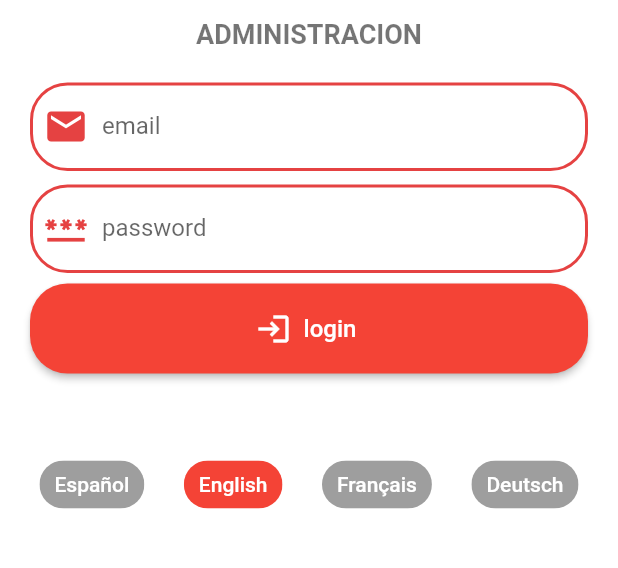
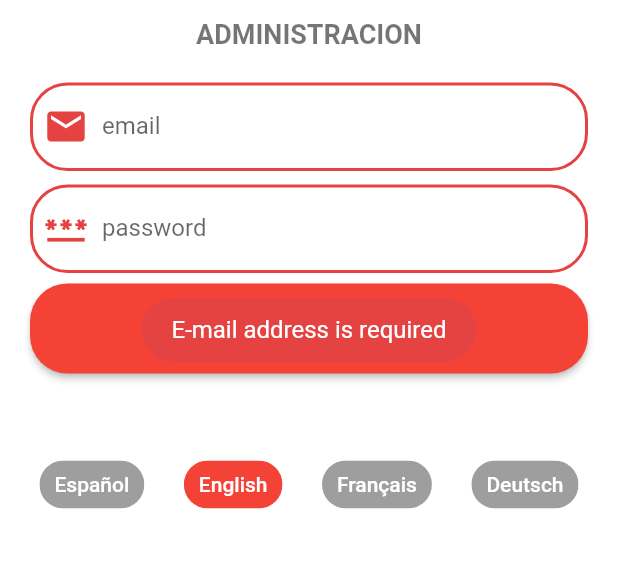
Before and after one commit to vascofornas/2022_MOV-MAP_NS_ADMIN, a Flutter app: the screen it shows after launch, after a tap on "login", on a phone screen of 412 x 824 dp, the part 288-856 px from its top. Run offline on Flutter 3.47's test engine with Material 2 defaults, Android fonts, the phone set to English and light mode, and no system bars; our stand-ins replace cloud_firestore, easy_localization, firebase_auth, firebase_core, fluttertoast, font_awesome_flutter and 2 more; accounts and stored records are empty.

Commit message:
2022_MOV-MAP_NS_ADMIN202207041248

```diff
--- a/proyecto_flutter/idiomas/de-DE.json
+++ b/proyecto_flutter/idiomas/de-DE.json
@@ -74,7 +74,9 @@
   "emailbad": "Die E-Mail-Adresse ist schlecht formatiert",
   "emailya": "Die E-Mail-Adresse wird bereits von einem anderen Konto verwendet",
   "cuentacreada": "Ihr Benutzerkonto wurde erfolgreich erstellt.",
-  "emailverificacion": "Sie haben Ihre E-Mail-Adresse nicht bestätigt. Sie erhalten in Kürze eine E-Mail mit einem Link zur Bestätigung, dass Sie der Inhaber der E-Mail-Adresse sind, mit der Sie Ihr Benutzerkonto erstellt haben."
+  "emailverificacion": "Sie haben Ihre E-Mail-Adresse nicht bestätigt. Sie erhalten in Kürze eine E-Mail mit einem Link zur Bestätigung, dass Sie der Inhaber der E-Mail-Adresse sind, mit der Sie Ihr Benutzerkonto erstellt haben.",
+  "emailnoexiste": "Dieses Benutzerkonto existiert nicht.",
+  "nopassword": "Das Passwort ist nicht korrekt."
 
 
 }
--- a/proyecto_flutter/idiomas/en-EN.json
+++ b/proyecto_flutter/idiomas/en-EN.json
@@ -74,7 +74,9 @@
   "emailbad": "The email address is badly formatted.",
   "emailya": "The email address is already in use by another account.",
   "cuentacreada": "Your user account has been successfully created.",
-  "emailverificacion": "You have not verified your email. You will shortly receive an email with a link to verify that you are the owner of the email address with which you created your user account."
+  "emailverificacion": "You have not verified your email. You will shortly receive an email with a link to verify that you are the owner of the email address with which you created your user account.",
+  "emailnoexiste": "This user account does not exist",
+  "nopassword": "The password is not correct"
 
 
 }
--- a/proyecto_flutter/idiomas/es-ES.json
+++ b/proyecto_flutter/idiomas/es-ES.json
@@ -85,6 +85,7 @@
   "emailbad": "La dirección de correo electrónico está mal formateada.",
   "emailya": "La dirección de correo electrónico ya está en uso por otra cuenta",
   "cuentacreada": "Tu cuenta de usuario ha sido creada correctamente.",
-  "emailverificacion": "No has verificado tu email. En breve recibirás un email con un enlace para verificar que eres el propietario de la dirección email con la que has creado tu cuenta de usuario"
-
+  "emailverificacion": "No has verificado tu email. En breve recibirás un email con un enlace para verificar que eres el propietario de la dirección email con la que has creado tu cuenta de usuario",
+  "emailnoexiste": "No existe esta cuenta de usuario.",
+  "nopassword": "La contraseña no es correcta."
 }
--- a/proyecto_flutter/idiomas/fr-FR.json
+++ b/proyecto_flutter/idiomas/fr-FR.json
@@ -74,7 +74,9 @@
   "emailbad": "L'adresse e-mail est mal formatée",
   "emailya": "L'adresse e-mail est déjà utilisée par un autre compte",
   "cuentacreada": "Votre compte utilisateur a été créé avec succès",
-  "emailverificacion": "Vous n'avez pas vérifié votre email. Vous recevrez sous peu un e-mail avec un lien pour vérifier que vous êtes le propriétaire de l'adresse e-mail avec laquelle vous avez créé votre compte utilisateur."
+  "emailverificacion": "Vous n'avez pas vérifié votre email. Vous recevrez sous peu un e-mail avec un lien pour vérifier que vous êtes le propriétaire de l'adresse e-mail avec laquelle vous avez créé votre compte utilisateur.",
+  "emailnoexiste": "Ce compte utilisateur n'existe pas.",
+  "nopassword": "Le mot de passe n'est pas correct"
 
 
 
--- a/proyecto_flutter/lib/pantallas/login.dart
+++ b/proyecto_flutter/lib/pantallas/login.dart
@@ -29,6 +29,8 @@ class _LoginScreenState extends State<LoginScreen> {
 
   TextEditingController emailController = TextEditingController();
   TextEditingController passController = TextEditingController();
+
+  String errorMessage = "";
 
   bool estoyLogeado = false;
 
@@ -68,6 +70,29 @@ class _LoginScreenState extends State<LoginScreen> {
         ],
       )
   );
+
+  //validamos si el email esta insertado
+  String? validateEmail(String email){
+    if(email == null || email.isEmpty){
+      return 'E-mail address is required';
+    }
+    return null;
+  }
+  //validamos la longitud de la password
+  String? validatePass(String pass){
+    if(pass == null || pass.isEmpty){
+      return 'Pass is required';
+    }
+    else{
+      if(pass.length < 6){
+        return 'Pass is short';
+
+      }
+
+    }
+    return null;
+  }
+
 
   @override
   Widget build(BuildContext context) {
@@ -167,7 +192,107 @@ class _LoginScreenState extends State<LoginScreen> {
                     width: MediaQuery.of(context).size.width - 40,
                     height: 60,
                     child: ElevatedButton.icon(
-                      onPressed: () {},
+                      onPressed: () async {
+
+                        var email = emailController.text.toString();
+                        var pass = passController.text.toString();
+
+
+                        //validamos email
+                        var emailValido = validateEmail(email);
+                        var passValido = validatePass(pass);
+                        if (emailValido == 'E-mail address is required'){
+                          print("email falta");
+                          Fluttertoast.showToast(
+                              msg: "emailrequired".tr().toString(),
+                              toastLength: Toast.LENGTH_LONG,
+                              gravity: ToastGravity.CENTER,
+                              timeInSecForIosWeb: 1,
+                              backgroundColor: AppColors.rojoMovMap,
+                              textColor: Colors.white,
+                              fontSize: 16.0);
+                        }
+                        else {
+                          if(passValido == "Pass is required"){
+                            Fluttertoast.showToast(
+                                msg: "passrequired".tr().toString(),
+                                toastLength: Toast.LENGTH_LONG,
+                                gravity: ToastGravity.CENTER,
+                                timeInSecForIosWeb: 1,
+                                backgroundColor: AppColors.rojoMovMap,
+                                textColor: Colors.white,
+                                fontSize: 16.0);
+
+                          }
+                          else{
+                            if(passValido == "Pass is short"){
+                              Fluttertoast.showToast(
+                                  msg: "passcorta".tr().toString(),
+                                  toastLength: Toast.LENGTH_LONG,
+                                  gravity: ToastGravity.CENTER,
+                                  timeInSecForIosWeb: 1,
+                                  backgroundColor: AppColors.rojoMovMap,
+                                  textColor: Colors.white,
+                                  fontSize: 16.0);
+
+                            }
+                          }
+                          try{
+                            await FirebaseAuth.instance.signInWithEmailAndPassword(email: email, password: pass).then((value) {
+                              Navigator.pushReplacement(
+                                  context,
+                                  MaterialPageRoute(
+                                    builder: (context) => Muro(), //#0006
+                                  ));
+                            });
+
+                            final user = FirebaseAuth.instance.currentUser!;
+
+
+
+                          } on FirebaseAuthException catch (error){
+                            errorMessage = error.message!;
+                            print("ERROR ${errorMessage}");
+
+                            if(errorMessage == "There is no user record corresponding to this identifier. The user may have been deleted."){
+                              Fluttertoast.showToast(
+                                  msg: "emailnoexiste".tr().toString(),
+                                  toastLength: Toast.LENGTH_LONG,
+                                  gravity: ToastGravity.CENTER,
+                                  timeInSecForIosWeb: 1,
+                                  backgroundColor: AppColors.rojoMovMap,
+                                  textColor: Colors.white,
+                                  fontSize: 16.0);
+
+                            }
+                            if(errorMessage == "The password is invalid or the user does not have a password."){
+                              Fluttertoast.showToast(
+                                  msg: "nopassword".tr().toString(),
+                                  toastLength: Toast.LENGTH_LONG,
+                                  gravity: ToastGravity.CENTER,
+                                  timeInSecForIosWeb: 1,
+                                  backgroundColor: AppColors.rojoMovMap,
+                                  textColor: Colors.white,
+                                  fontSize: 16.0);
+
+                            }
+
+                            setState((){
+
+                            });
+
+                          }
+
+
+                        }
+
+
+
+                        setState((){
+
+                        });
+
+                      },
                       label: Text(
                         'login'.tr(),
                         style: const TextStyle(fontSize: 16),
```
Also changed, not shown: proyecto_flutter/lib/pantallas/muro.dart (+13 -9 lines), 6 other files.
